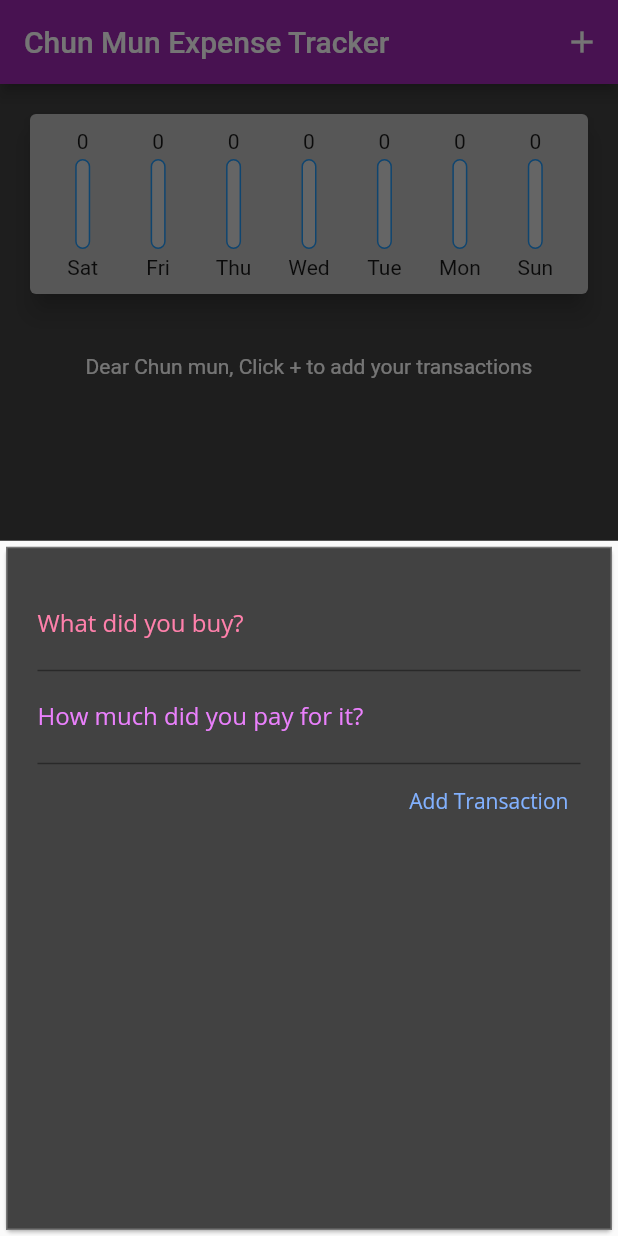
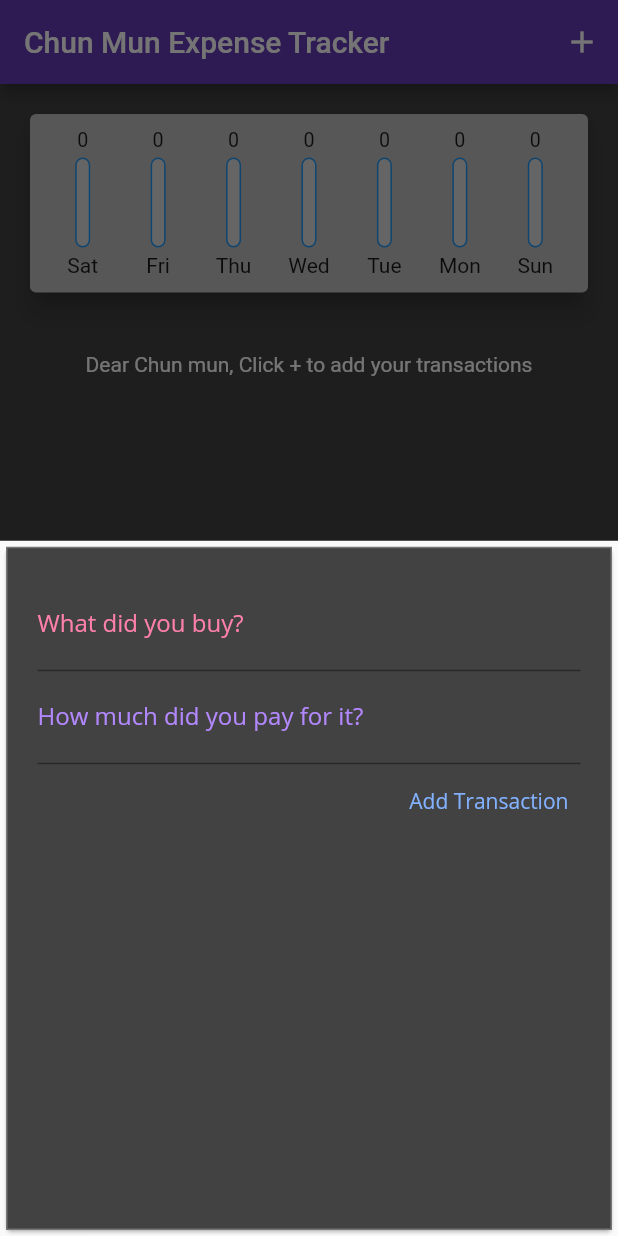
Before and after one commit to mokshchadha/expense-tracker, a Flutter app: the screen it shows after launch, after a tap on the "add" icon, on a phone screen of 412 x 824 dp. Run offline on Flutter 3.47's test engine with Material 2 defaults, Android fonts, the phone set to English and light mode, and no system bars; missing offline and left inert: localstore.

Commit message:
ui refined

```diff
--- a/lib/main.dart
+++ b/lib/main.dart
@@ -9,7 +9,7 @@ void main() => runApp(MaterialApp(
       title: 'Chun mun expense tracker',
       theme: ThemeData(
           primarySwatch: Colors.blueGrey,
-          primaryColor: Colors.purple,
+          primaryColor: Colors.deepPurple.shade500,
           fontFamily: 'OpenSans'),
       home: MyApp(),
     ));
@@ -116,7 +116,7 @@ class _MyAppState extends State<MyApp> {
               onPressed: () => _showNewTransaction(context),
             )
           ],
-          backgroundColor: Colors.purple,
+          backgroundColor: Colors.deepPurple.shade500,
         ),
         body: SingleChildScrollView(
           child: Column(
@@ -129,7 +129,7 @@ class _MyAppState extends State<MyApp> {
         ),
         floatingActionButtonLocation: FloatingActionButtonLocation.centerFloat,
         floatingActionButton: FloatingActionButton(
-          backgroundColor: Colors.purple,
+          backgroundColor: Colors.deepPurple.shade500,
           hoverColor: Colors.blueAccent,
           child: Icon(Icons.add),
           onPressed: () => _showNewTransaction(context),
--- a/lib/widgets/chartBar.dart
+++ b/lib/widgets/chartBar.dart
@@ -12,8 +12,11 @@ class ChartBar extends StatelessWidget {
   Widget build(BuildContext context) {
     return Column(
       children: [
-        FittedBox(
-          child: Text(spendingAmount.toStringAsFixed(0)),
+        Container(
+          height: 15,
+          child: FittedBox(
+            child: Text(spendingAmount.toStringAsFixed(0)),
+          ),
         ),
         SizedBox(
           height: 4,
@@ -33,7 +36,7 @@ class ChartBar extends StatelessWidget {
                 heightFactor: spendingPercentageOfTotal,
                 child: Container(
                   decoration: BoxDecoration(
-                      color: Colors.purple,
+                      color: Colors.deepPurple.shade500,
                       borderRadius: BorderRadius.circular(10)),
                 ),
               )
--- a/lib/widgets/newTransaction.dart
+++ b/lib/widgets/newTransaction.dart
@@ -52,9 +52,9 @@ class _NewTransactionState extends State<NewTransaction> {
             keyboardType: TextInputType.number,
             decoration: InputDecoration(
               labelText: 'How much did you pay for it?',
-              labelStyle: TextStyle(color: Colors.purpleAccent.shade100),
+              labelStyle: TextStyle(color: Colors.deepPurpleAccent.shade100),
             ),
-            style: TextStyle(color: Colors.purpleAccent.shade100),
+            style: TextStyle(color: Colors.deepPurpleAccent.shade100),
             onSubmitted: (_) => submitData(context),
           ),
           TextButton(
```
Also changed, not shown: lib/widgets/transactionList.dart (+15 -31 lines).
